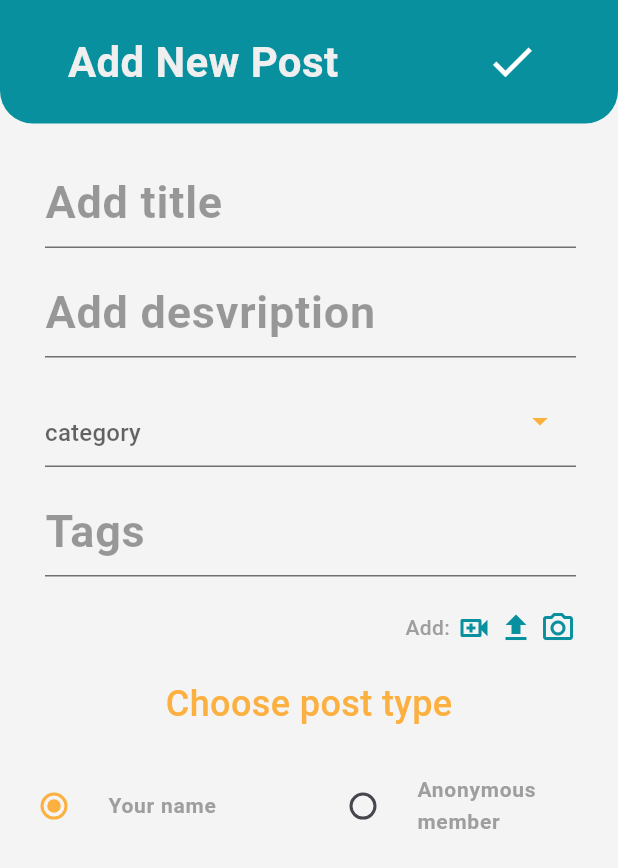
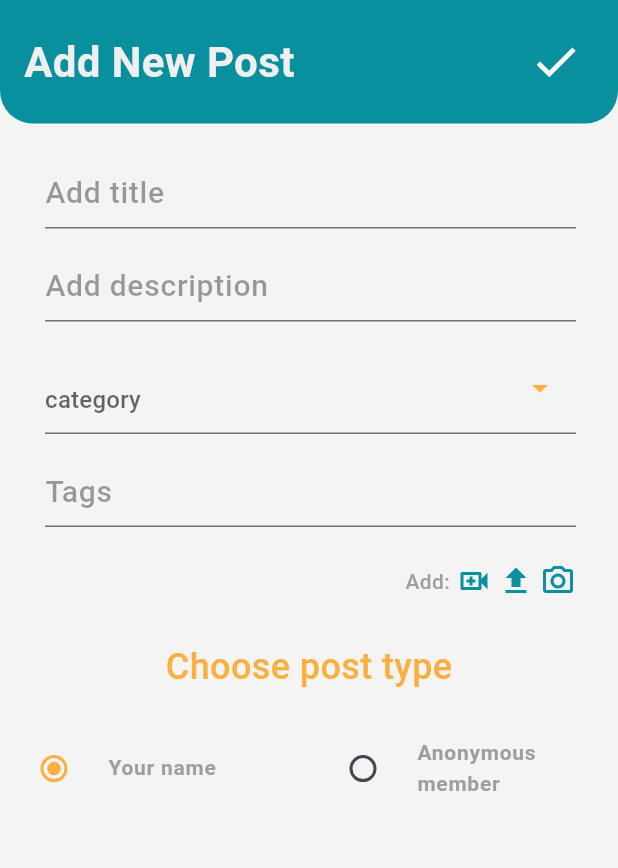
Before and after one commit to m3rof/taafe, a Flutter app: the AddPostScreen screen opened directly, on a phone screen of 412 x 824 dp. Shown: the top 868 px of the screen. Run offline on Flutter 3.47's test engine with Material 3 defaults, Android fonts, the phone set to English and light mode, and no system bars; our stand-ins replace awesome_dialog, bloc, cached_network_image, curved_navigation_bar, dio, flutter_bloc and 12 more; missing offline and left inert: awesome_icons, dart:ffi; network calls fail; statements that could not run were skipped.

```diff
--- a/lib/layout/home/home_widget/drawer_body.dart
+++ b/lib/layout/home/home_widget/drawer_body.dart
@@ -23,6 +23,7 @@ class DrawerBody extends StatelessWidget {
       child:
       Padding(
         padding: const EdgeInsets.only(left:SizeManager.s18,right:SizeManager.s18 ,top: SizeManager.s20),
+        child: SingleChildScrollView(
           child: Column(
             crossAxisAlignment: CrossAxisAlignment.start,
             children:  [
@@ -59,6 +60,7 @@ class DrawerBody extends StatelessWidget {
             ],
           ),
         ),
+      ),
     );
   }
 }
--- a/lib/main.dart
+++ b/lib/main.dart
@@ -9,7 +9,6 @@ import 'package:taafe/modules/posts/posts_cubit/posts_cubit.dart';
 import 'package:taafe/modules/register/register_screen.dart';
 import 'package:taafe/modules/search/search_cubit/search_cubit.dart';
 import 'package:taafe/modules/setting_items/my_account/my_account_cubit/my_account_cubit.dart';
-import 'package:taafe/modules/test.dart';
 import 'package:taafe/shared/components/constants.dart';
 import 'package:taafe/shared/network/local/notification/notification.dart';
 import 'package:taafe/shared/network/remote/dio_helper.dart';
@@ -19,6 +18,7 @@ import 'modules/drawer_items/medicine_alarm/medicine_alarm_cubit/medicine_alarm_
 import 'modules/navigation_bar_items/communities/communites_cubit/community_cubit.dart';
 import 'modules/onboarding/onboarding_screen.dart';
 import 'modules/register/register_cubit/register_cubit.dart';
+import 'modules/test.dart';
 import 'shared/bloc_observer/bloc_observer.dart';
 import 'shared/network/remote/end_points.dart';
 import 'shared/resourses/themes.dart';
@@ -54,7 +54,7 @@ class MyApp extends StatelessWidget {
         debugShowCheckedModeBanner: false,
         title: 'taafe',
         theme: ThemeManager.themeApp,
-        home:const HomeScreen(),
+        home: MyHomePage(),
       ),
     );
   }
--- a/lib/modules/drawer_items/diagnosis/diagnosis_screen.dart
+++ b/lib/modules/drawer_items/diagnosis/diagnosis_screen.dart
@@ -136,7 +136,8 @@ class _DiagnosisScreenState extends State<DiagnosisScreen> {
                       bottom: SizeManager.s12,
                       left: SizeManager.s12,
                       right: SizeManager.s12,
-                      top: SizeManager.s12))
+                      top: SizeManager.s12)),
+              const SizedBox(height: SizeManager.s14),
             ],
           ),
         ),
--- a/lib/modules/posts/add_post_screen.dart
+++ b/lib/modules/posts/add_post_screen.dart
@@ -1,5 +1,7 @@
 import 'package:flutter/material.dart';
 import 'package:flutter_bloc/flutter_bloc.dart';
+import 'package:taafe/modules/navigation_bar_items/communities/communites_cubit/community_cubit.dart';
+import 'package:taafe/modules/navigation_bar_items/communities/communites_cubit/community_state.dart';
 import 'package:taafe/modules/posts/posts_cubit/posts_cubit.dart';
 import 'package:taafe/modules/posts/posts_cubit/posts_state.dart';
 import 'package:taafe/shared/components/components.dart';
@@ -33,6 +35,7 @@ class _AddPostScreenState extends State<AddPostScreen> {
   @override
   Widget build(BuildContext context) {
     var cubit = PostsCubit.get(context);
+    var cubitCommunity = CommunityCubit.get(context);
     return Scaffold(
       body: SafeArea(
         child: BlocConsumer<PostsCubit, PostsState>(
@@ -46,13 +49,14 @@ class _AddPostScreenState extends State<AddPostScreen> {
                       Container(
                         width: double.infinity,
                         height: hightMedia(context: context, h: SizeManager.s_1),
+                        padding:EdgeInsets.symmetric(horizontal: SizeManager.s16) ,
                         decoration: const BoxDecoration(
                             color: ColorManager.primaryColor,
                             borderRadius: BorderRadius.only(
                                 bottomRight: Radius.circular(SizeManager.s22),
                                 bottomLeft: Radius.circular(SizeManager.s22))),
                         child: Row(
-                          mainAxisAlignment: MainAxisAlignment.spaceAround,
+                          mainAxisAlignment: MainAxisAlignment.spaceBetween,
                           crossAxisAlignment: CrossAxisAlignment.center,
                           children: [
                             Text('Add New Post',
@@ -88,34 +92,37 @@ class _AddPostScreenState extends State<AddPostScreen> {
                                 textEditingController: title,
                                 validator: 'enter the title'),
                             const SizedBox(
-                              height: SizeManager.s12,
+                              height: SizeManager.s14,
                             ),
                             textFieldAdd(
-                                hint: 'Add desvription',
+                                hint: 'Add description',
                                 textEditingController: desvription,
-                                validator: 'enter the desvription'),
+                                validator: 'enter the description'),
                             const SizedBox(
-                              height: SizeManager.s12,
+                              height: SizeManager.s14,
                             ),
-                            dropFormAdd(
+                            BlocConsumer<CommunityCubit,CommunityState>(
+                              listener: (context, state) {},
+                              builder:(context, state) => dropFormAdd(
                                   validator: 'enter the category',
                                   selectedItem: cubit.category,
-                                list: PostsCubit.list,
+                                  list:cubitCommunity.name,
                                   function: (value) =>
-                                    cubit.showResult(value, cubit.category),
+                                      cubit.showResult(value, cubit.category,cubitCommunity.community),
                                   left: SizeManager.s10,
                                   right: SizeManager.s10,
                                   top: SizeManager.s10,
                                   bottom: SizeManager.s10),
+                            ),
                             const SizedBox(
-                              height: SizeManager.s12,
+                              height: SizeManager.s14,
                             ),
                             textFieldAdd(
                                 hint: 'Tags',
                                 textEditingController: tags,
                                 validator: 'enter the Tags'),
                             const SizedBox(
-                              height: SizeManager.s22,
+                              height: SizeManager.s24,
                             ),
 
                             Row(
@@ -141,7 +148,7 @@ class _AddPostScreenState extends State<AddPostScreen> {
                               ],
                             ),
                             const SizedBox(
-                              height: SizeManager.s22,
+                              height: SizeManager.s28,
                             ),
                           ],
                         ),
--- a/lib/modules/search/search_cubit/search_cubit.dart
+++ b/lib/modules/search/search_cubit/search_cubit.dart
@@ -1,8 +1,5 @@
 import 'package:bloc/bloc.dart';
-import 'package:dio/dio.dart';
-import 'package:flutter/material.dart';
 import 'package:flutter_bloc/flutter_bloc.dart';
-import 'package:font_awesome_flutter/font_awesome_flutter.dart';
 
 import '../../../shared/network/remote/dio_helper.dart';
 import '../../../shared/network/remote/end_points.dart';
--- a/lib/modules/show_picture/show_picture_screen.dart
+++ b/lib/modules/show_picture/show_picture_screen.dart
@@ -18,7 +18,7 @@ class ShowPicture extends StatelessWidget {
           SizedBox(height: hightMedia(context: context, h: SizeManager.s_1),),
           Hero(
             tag: 'image2',
-            child: Image.asset(image),
+            child: Image.network(image),
           ),
         ],
       ),
--- a/lib/shared/network/remote/end_points.dart
+++ b/lib/shared/network/remote/end_points.dart
@@ -13,6 +13,10 @@ const String searchPost='/community/post-by-text';
 
 const String postPatient='/community/patient-posts';
 
+const String newPost='/community/new-post';
+
+
+
 const String blogList='/blog/article-list';
 
 const String startPhoto='http://34.72.8.253/profilepic/';
--- a/pubspec.yaml
+++ b/pubspec.yaml
@@ -29,10 +29,6 @@ environment:
 dependencies:
   flutter:
     sdk: flutter
-
-
-  # The following adds the Cupertino Icons font to your application.
-  # Use with the CupertinoIcons class for iOS style icons.
   cupertino_icons: ^1.0.2
   bloc:
   flutter_bloc:
@@ -45,6 +41,8 @@ dependencies:
   awesome_dialog: ^3.1.0
   conditional_builder_null_safety: ^0.0.6
   cached_network_image: ^3.3.1
+  image_picker: ^1.0.7
+  permission_handler:
 #  flutter_rating_bar: ^4.0.1
   smooth_star_rating_null_safety: ^1.0.4+2
   shimmer: ^3.0.0
```
Also changed, not shown: lib/modules/navigation_bar_items/communities/communites_cubit/community_cubit.dart (+9 -0 lines), lib/modules/posts/posts_cubit/posts_cubit.dart (+32 -5 lines), lib/modules/test.dart (+83 -83 lines), lib/shared/components/components.dart (+53 -28 lines), pubspec.lock. Lines whose indentation alone changed are shown as unchanged.
